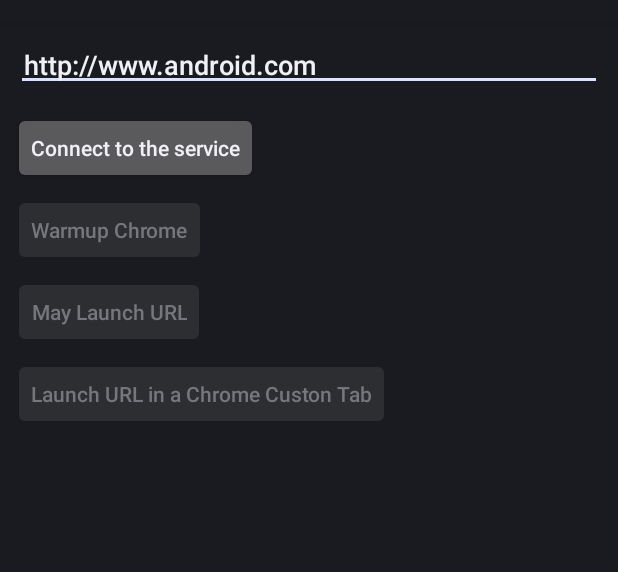
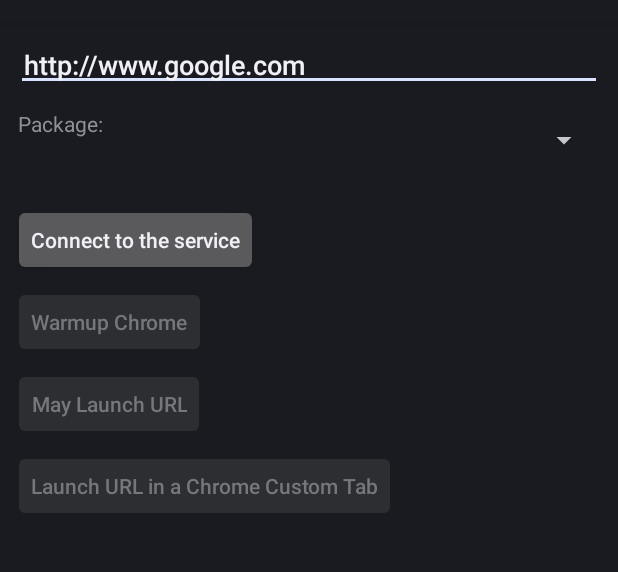
Before and after one commit to GoogleChrome/custom-tabs-client, an Android app: the screen it shows after launch (MainActivity), after a tap on "Connect to the service", on a phone screen of 412 x 824 dp, the part 62-634 px from its top. Run offline under Robolectric (Android 15) with nearby library versions, the phone set to English and light mode, and no system bars.

Commit message:
Add a spinner in UI to choose package name
Choosing the correct app to handle the intent has always been a pain,
both for testers and developers. This CL adds a UI component that lets
the user of the sample app choose specifically which package name to
user.

BUG=517948,517961
Change-Id: I713c9342914755840709ff7770770702c17fed26

```diff
--- a/Application/src/main/java/org/chromium/customtabsclient/CustomTabsHelper.java
+++ b/Application/src/main/java/org/chromium/customtabsclient/CustomTabsHelper.java
@@ -131,4 +131,11 @@ public class CustomTabsHelper {
         }
         return false;
     }
+
+    /**
+     * @return All possible chrome package names that provide custom tabs feature.
+     */
+    public static String[] getPackages() {
+        return new String[]{"", STABLE_PACKAGE, BETA_PACKAGE, DEV_PACKAGE, LOCAL_PACKAGE};
+    }
 }
--- a/Application/src/main/java/org/chromium/customtabsclient/MainActivity.java
+++ b/Application/src/main/java/org/chromium/customtabsclient/MainActivity.java
@@ -29,11 +29,15 @@ import android.support.customtabs.CustomTabsClient;
 import android.support.customtabs.CustomTabsIntent;
 import android.support.customtabs.CustomTabsServiceConnection;
 import android.support.customtabs.CustomTabsSession;
+import android.text.TextUtils;
 import android.util.Log;
 import android.view.View;
 import android.view.View.OnClickListener;
+import android.widget.AdapterView;
+import android.widget.ArrayAdapter;
 import android.widget.Button;
 import android.widget.EditText;
+import android.widget.Spinner;
 
 /**
  * Example client activity for a Chrome Custom Tanb.
@@ -44,6 +48,7 @@ public class MainActivity extends Activity implements OnClickListener {
     private CustomTabsSession mCustomTabsSession;
     private CustomTabsClient mClient;
     private CustomTabsServiceConnection mConnection;
+    private String mPackageNameToBind;
 
     @Override
     protected void onCreate(Bundle savedInstanceState) {
@@ -54,11 +59,29 @@ public class MainActivity extends Activity implements OnClickListener {
         Button warmupButton = (Button) findViewById(R.id.warmup_button);
         Button mayLaunchButton = (Button) findViewById(R.id.may_launch_button);
         Button launchButton = (Button) findViewById(R.id.launch_button);
+        Spinner spinner = (Spinner) findViewById(R.id.spinner);
         mEditText.requestFocus();
         connectButton.setOnClickListener(this);
         warmupButton.setOnClickListener(this);
         mayLaunchButton.setOnClickListener(this);
         launchButton.setOnClickListener(this);
+
+        spinner.setAdapter(new ArrayAdapter<>(this, android.R.layout.simple_spinner_dropdown_item,
+                CustomTabsHelper.getPackages()));
+        spinner.setOnItemSelectedListener(new AdapterView.OnItemSelectedListener() {
+            @Override
+            public void onItemSelected(AdapterView<?> parent, View view, int position, long id) {
+                if (TextUtils.isEmpty(parent.getItemAtPosition(position).toString())) {
+                    onNothingSelected(parent);
+                }
+                mPackageNameToBind = parent.getItemAtPosition(position).toString();
+            }
+
+            @Override
+            public void onNothingSelected(AdapterView<?> parent) {
+                mPackageNameToBind = null;
+            }
+        });
     }
 
     @Override
@@ -83,12 +106,14 @@ public class MainActivity extends Activity implements OnClickListener {
 
     private void bindCustomTabsService() {
         if (mClient != null) return;
+        if (TextUtils.isEmpty(mPackageNameToBind)) {
+            mPackageNameToBind = CustomTabsHelper.getPackageNameToUse(this);
+            if (mPackageNameToBind == null) return;
+        }
         final View connectButton = findViewById(R.id.connect_button);
         final View warmupButton = findViewById(R.id.warmup_button);
         final View mayLaunchButton = findViewById(R.id.may_launch_button);
         final View launchButton = findViewById(R.id.launch_button);
-        String packageName = CustomTabsHelper.getPackageNameToUse(this);
-        if (packageName == null) return;
         mConnection = new CustomTabsServiceConnection() {
             @Override
             public void onCustomTabsServiceConnected(ComponentName name, CustomTabsClient client) {
@@ -108,7 +133,7 @@ public class MainActivity extends Activity implements OnClickListener {
                 mClient = null;
             }
         };
-        boolean ok = CustomTabsClient.bindCustomTabsService(this, packageName, mConnection);
+        boolean ok = CustomTabsClient.bindCustomTabsService(this, mPackageNameToBind, mConnection);
         if (ok) {
             connectButton.setEnabled(false);
         } else {
--- a/Application/src/main/res/layout/main.xml
+++ b/Application/src/main/res/layout/main.xml
@@ -26,7 +26,28 @@
         android:layout_width="match_parent"
         android:layout_height="wrap_content"
         android:hint="@string/url_hint"
-        android:text="http://www.android.com" />
+        android:inputType="textNoSuggestions"
+        android:text="http://www.google.com" />
+
+    <LinearLayout
+        android:layout_width="match_parent"
+        android:layout_height="wrap_content"
+        android:layout_margin="3dp"
+        android:orientation="horizontal">
+
+        <TextView
+            android:layout_width="wrap_content"
+            android:layout_height="wrap_content"
+            android:layout_margin="3dp"
+            android:text="Package:"/>
+
+        <Spinner
+            android:layout_width="match_parent"
+            android:layout_height="wrap_content"
+            android:id="@+id/spinner"
+            android:layout_margin="3dp"
+            android:layout_gravity="center_horizontal" />
+    </LinearLayout>
 
     <Space
         android:layout_width="match_parent"
--- a/Application/src/main/res/values/strings.xml
+++ b/Application/src/main/res/values/strings.xml
@@ -18,6 +18,6 @@
     <string name="url_hint">Please type the url here.</string>
     <string name="warmup_button_text">Warmup Chrome</string>
     <string name="may_launch_button_text">May Launch URL</string>
-    <string name="launch_button_text">Launch URL in a Chrome Custon Tab</string>
+    <string name="launch_button_text">Launch URL in a Chrome Custom Tab</string>
     <string name="connect_button_text">Connect to the service</string>
 </resources>
```
